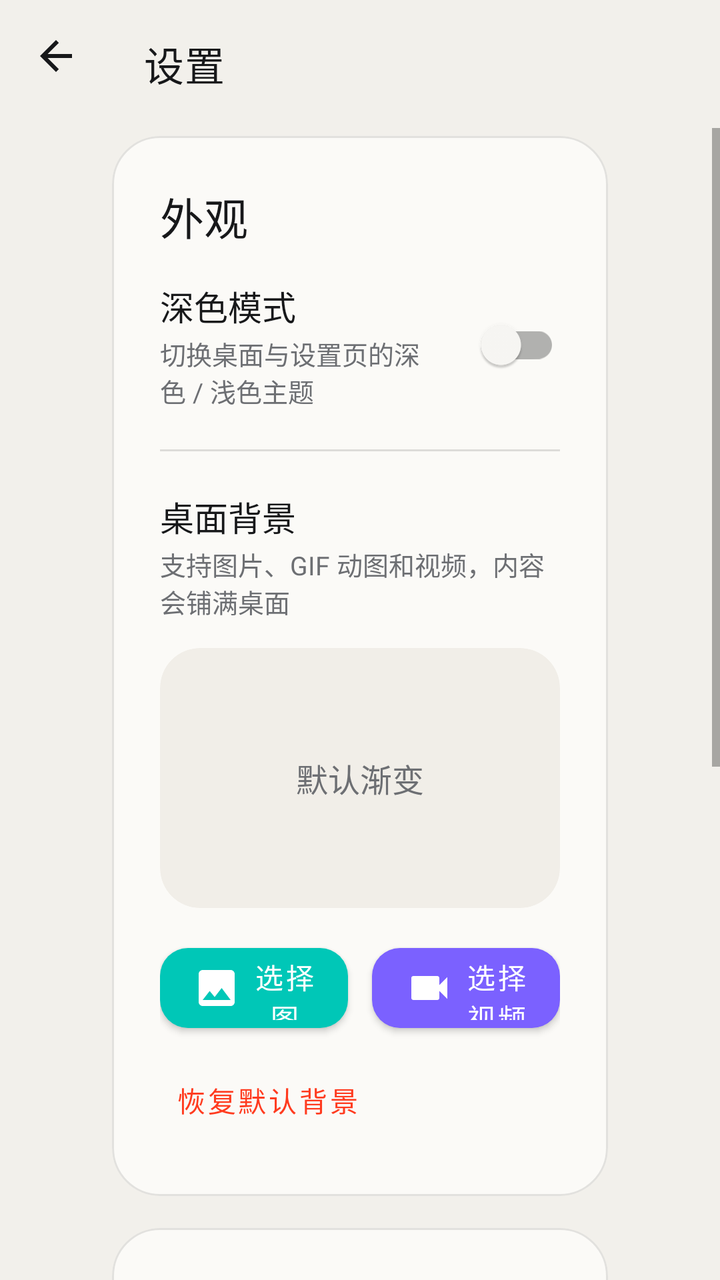
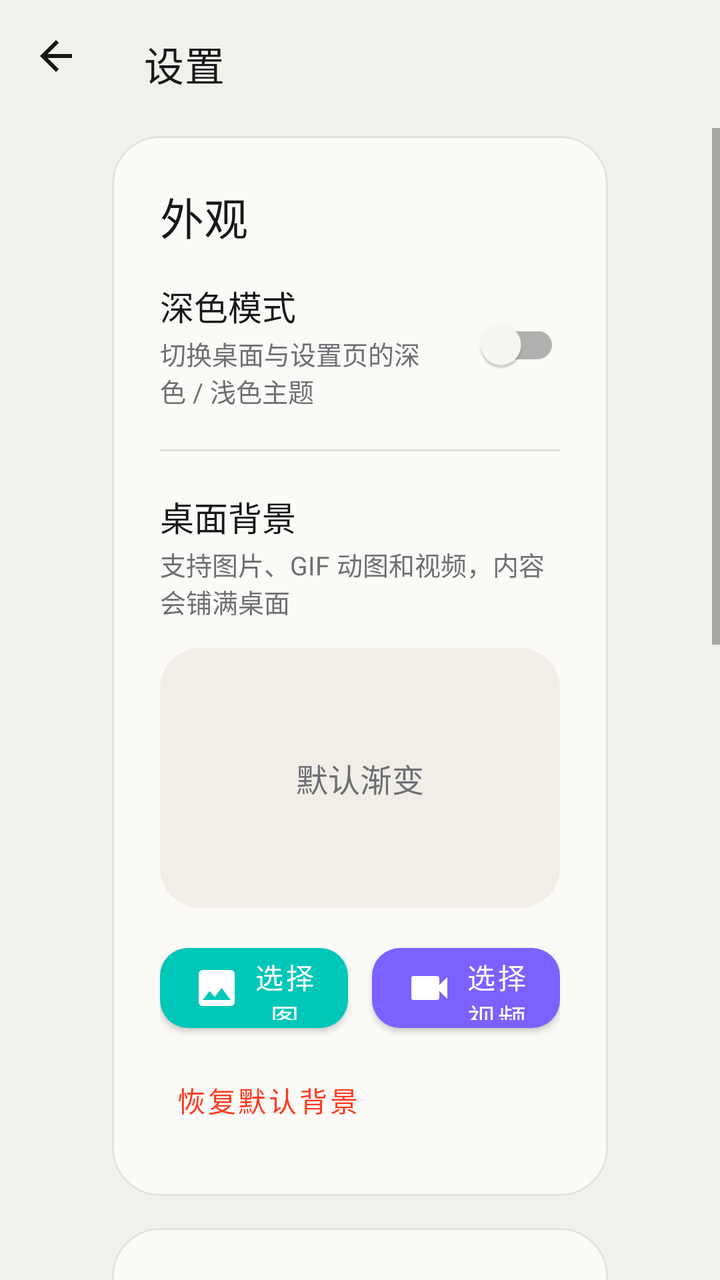

Compare the two renders of this Android layout. The source of the first and the diff that turns it into the second are given below.
<!-- AndroidManifest.xml: application theme Theme.MyCarDesk -->
<!-- res/layout/activity_settings.xml -->
<?xml version="1.0" encoding="utf-8"?>
<LinearLayout xmlns:android="http://schemas.android.com/apk/res/android"
    xmlns:app="http://schemas.android.com/apk/res-auto"
    android:layout_width="match_parent"
    android:layout_height="match_parent"
    android:background="@color/settings_background"
    android:fitsSystemWindows="true"
    android:orientation="vertical">

    <com.google.android.material.appbar.MaterialToolbar
        android:id="@+id/settingsToolbar"
        android:layout_width="match_parent"
        android:layout_height="64dp"
        android:background="@android:color/transparent"
        android:elevation="0dp"
        app:navigationIcon="@drawable/ic_back_primary"
        app:title="@string/settings_title"
        app:titleTextColor="@color/text_primary" />

    <ScrollView
        android:layout_width="match_parent"
        android:layout_height="0dp"
        android:layout_weight="1"
        android:clipToPadding="false"
        android:fillViewport="true"
        android:overScrollMode="never">

        <LinearLayout
            android:layout_width="match_parent"
            android:layout_height="wrap_content"
            android:orientation="vertical"
            android:paddingHorizontal="56dp"
            android:paddingTop="4dp"
            android:paddingBottom="40dp">

            <com.google.android.material.card.MaterialCardView
                android:layout_width="match_parent"
                android:layout_height="wrap_content"
                app:cardBackgroundColor="@color/card_surface"
                app:cardCornerRadius="24dp"
                app:cardElevation="0dp"
                app:strokeColor="@color/card_stroke"
                app:strokeWidth="1dp">

                <LinearLayout
                    android:layout_width="match_parent"
                    android:layout_height="wrap_content"
                    android:orientation="vertical"
                    android:padding="24dp">

                    <TextView
                        android:layout_width="wrap_content"
                        android:layout_height="wrap_content"
                        android:fontFamily="sans-serif-medium"
                        android:text="@string/settings_appearance"
                        android:textColor="@color/text_primary"
                        android:textSize="22sp" />

                    <LinearLayout
                        android:layout_width="match_parent"
                        android:layout_height="wrap_content"
                        android:layout_marginTop="16dp"
                        android:gravity="center_vertical"
                        android:orientation="horizontal">

                        <LinearLayout
                            android:layout_width="0dp"
                            android:layout_height="wrap_content"
                            android:layout_weight="1"
                            android:orientation="vertical">

                            <TextView
                                android:layout_width="wrap_content"
                                android:layout_height="wrap_content"
                                android:text="@string/settings_theme"
                                android:textColor="@color/text_primary"
                                android:textSize="17sp" />

                            <TextView
                                android:layout_width="wrap_content"
                                android:layout_height="wrap_content"
                                android:layout_marginTop="2dp"
                                android:text="@string/settings_theme_summary"
                                android:textColor="@color/text_secondary"
                                android:textSize="13sp" />
                        </LinearLayout>

                        <com.google.android.material.switchmaterial.SwitchMaterial
                            android:id="@+id/themeSwitch"
                            android:layout_width="wrap_content"
                            android:layout_height="wrap_content"
                            android:layout_marginStart="16dp"
                            android:contentDescription="@string/settings_theme" />
                    </LinearLayout>

                    <View
                        android:layout_width="match_parent"
                        android:layout_height="1dp"
                        android:layout_marginVertical="20dp"
                        android:background="@color/divider" />

                    <TextView
                        android:layout_width="wrap_content"
                        android:layout_height="wrap_content"
                        android:text="@string/settings_background"
                        android:textColor="@color/text_primary"
                        android:textSize="17sp" />

                    <TextView
                        android:id="@+id/backgroundSummary"
                        android:layout_width="wrap_content"
                        android:layout_height="wrap_content"
                        android:layout_marginTop="2dp"
                        android:text="@string/settings_background_summary"
                        android:textColor="@color/text_secondary"
                        android:textSize="13sp" />

                    <FrameLayout
                        android:layout_width="match_parent"
                        android:layout_height="130dp"
                        android:layout_marginTop="14dp"
                        android:background="@drawable/bg_preview"
                        android:clipToOutline="true"
                        android:outlineProvider="background">

                        <ImageView
                            android:id="@+id/backgroundPreviewImage"
                            android:layout_width="match_parent"
                            android:layout_height="match_parent"
                            android:contentDescription="@string/settings_preview"
                            android:scaleType="centerCrop"
                            android:visibility="gone" />

                        <TextView
                            android:id="@+id/backgroundPreviewLabel"
                            android:layout_width="wrap_content"
                            android:layout_height="wrap_content"
                            android:layout_gravity="center"
                            android:fontFamily="sans-serif-medium"
                            android:text="@string/settings_background_default"
                            android:textColor="@color/text_secondary"
                            android:textSize="16sp" />
                    </FrameLayout>

                    <LinearLayout
                        android:layout_width="match_parent"
                        android:layout_height="wrap_content"
                        android:layout_marginTop="14dp"
                        android:orientation="horizontal">

                        <com.google.android.material.button.MaterialButton
                            android:id="@+id/pickImageButton"
                            android:layout_width="0dp"
                            android:layout_height="52dp"
                            android:layout_weight="1"
                            android:text="@string/settings_pick_image"
                            android:textAllCaps="false"
                            android:textColor="@color/white"
                            android:textSize="14sp"
                            app:backgroundTint="@color/accent_cyan"
                            app:cornerRadius="14dp"
                            app:icon="@drawable/ic_image"
                            app:iconGravity="textStart"
                            app:iconPadding="6dp"
                            app:iconTint="@color/white" />

                        <com.google.android.material.button.MaterialButton
                            android:id="@+id/pickVideoButton"
                            android:layout_width="0dp"
                            android:layout_height="52dp"
                            android:layout_marginStart="12dp"
                            android:layout_weight="1"
                            android:text="@string/settings_pick_video"
                            android:textAllCaps="false"
                            android:textColor="@color/white"
                            android:textSize="14sp"
                            app:backgroundTint="@color/accent_purple"
                            app:cornerRadius="14dp"
                            app:icon="@drawable/ic_video"
                            app:iconGravity="textStart"
                            app:iconPadding="6dp"
                            app:iconTint="@color/white" />
                    </LinearLayout>

                    <com.google.android.material.button.MaterialButton
                        android:id="@+id/resetBackgroundButton"
                        style="@style/Widget.MaterialComponents.Button.TextButton"
                        android:layout_width="wrap_content"
                        android:layout_height="48dp"
                        android:layout_marginTop="6dp"
                        android:text="@string/settings_reset_background"
                        android:textAllCaps="false"
                        android:textColor="@color/accent_red"
                        android:textSize="14sp" />
                </LinearLayout>
            </com.google.android.material.card.MaterialCardView>

            <com.google.android.material.card.MaterialCardView
                android:layout_width="match_parent"
                android:layout_height="wrap_content"
                android:layout_marginTop="16dp"
                app:cardBackgroundColor="@color/card_surface"
                app:cardCornerRadius="24dp"
                app:cardElevation="0dp"
                app:strokeColor="@color/card_stroke"
                app:strokeWidth="1dp">

                <LinearLayout
                    android:layout_width="match_parent"
                    android:layout_height="wrap_content"
                    android:orientation="vertical"
                    android:padding="24dp">

                    <TextView
                        android:layout_width="wrap_content"
                        android:layout_height="wrap_content"
                        android:fontFamily="sans-serif-medium"
                        android:text="@string/settings_secondary"
                        android:textColor="@color/text_primary"
                        android:textSize="22sp" />

                    <TextView
                        android:id="@+id/secondaryStatusText"
                        android:layout_width="wrap_content"
                        android:layout_height="wrap_content"
                        android:layout_marginTop="8dp"
                        android:textColor="@color/text_secondary"
                        android:textSize="14sp" />

                    <LinearLayout
                        android:layout_width="match_parent"
                        android:layout_height="wrap_content"
                        android:layout_marginTop="18dp"
                        android:gravity="center_vertical"
                        android:orientation="horizontal">

                        <TextView
                            android:layout_width="0dp"
                            android:layout_height="wrap_content"
                            android:layout_weight="1"
                            android:text="@string/settings_secondary_width"
                            android:textColor="@color/text_primary"
                            android:textSize="17sp" />

                        <TextView
                            android:id="@+id/secondaryWidthValue"
                            android:layout_width="wrap_content"
                            android:layout_height="wrap_content"
                            android:fontFamily="sans-serif-medium"
                            android:textColor="@color/accent_red"
                            android:textSize="17sp" />
                    </LinearLayout>

                    <SeekBar
                        android:id="@+id/secondaryWidthSeek"
                        android:layout_width="match_parent"
                        android:layout_height="wrap_content"
                        android:layout_marginTop="4dp"
                        android:max="80"
                        android:progress="33"
                        android:progressBackgroundTint="@color/progress_track"
                        android:progressTint="@color/accent_red"
                        android:splitTrack="false"
                        android:thumbTint="@color/accent_red" />

                    <LinearLayout
                        android:layout_width="match_parent"
                        android:layout_height="wrap_content"
                        android:orientation="horizontal">

                        <TextView
                            android:layout_width="0dp"
                            android:layout_height="wrap_content"
                            android:layout_weight="1"
                            android:text="@string/settings_secondary_narrow"
                            android:textColor="@color/text_tertiary"
                            android:textSize="12sp" />

                        <TextView
                            android:layout_width="wrap_content"
                            android:layout_height="wrap_content"
                            android:text="@string/settings_secondary_wide"
                            android:textColor="@color/text_tertiary"
                            android:textSize="12sp" />
                    </LinearLayout>

                    <TextView
                        android:layout_width="match_parent"
                        android:layout_height="wrap_content"
                        android:layout_marginTop="10dp"
                        android:text="@string/settings_secondary_width_hint"
                        android:textColor="@color/text_secondary"
                        android:textSize="13sp" />
                </LinearLayout>
            </com.google.android.material.card.MaterialCardView>

            <com.google.android.material.card.MaterialCardView
                android:layout_width="match_parent"
                android:layout_height="wrap_content"
                android:layout_marginTop="16dp"
                app:cardBackgroundColor="@color/card_surface"
                app:cardCornerRadius="24dp"
                app:cardElevation="0dp"
                app:strokeColor="@color/card_stroke"
                app:strokeWidth="1dp">

                <LinearLayout
                    android:layout_width="match_parent"
                    android:layout_height="wrap_content"
                    android:orientation="vertical"
                    android:padding="24dp">

                    <TextView
                        android:layout_width="wrap_content"
                        android:layout_height="wrap_content"
                        android:fontFamily="sans-serif-medium"
                        android:text="@string/settings_about"
                        android:textColor="@color/text_primary"
                        android:textSize="22sp" />

                    <TextView
                        android:id="@+id/versionText"
                        android:layout_width="wrap_content"
                        android:layout_height="wrap_content"
                        android:layout_marginTop="10dp"
                        android:textColor="@color/text_secondary"
                        android:textSize="14sp" />

                    <TextView
                        android:id="@+id/packageText"
                        android:layout_width="wrap_content"
                        android:layout_height="wrap_content"
                        android:layout_marginTop="4dp"
                        android:textColor="@color/text_secondary"
                        android:textSize="14sp" />

                    <TextView
                        android:layout_width="wrap_content"
                        android:layout_height="wrap_content"
                        android:layout_marginTop="4dp"
                        android:text="@string/settings_about_summary"
                        android:textColor="@color/text_secondary"
                        android:textSize="14sp" />
                </LinearLayout>
            </com.google.android.material.card.MaterialCardView>
        </LinearLayout>
    </ScrollView>
</LinearLayout>
<!-- resources referenced by this layout -->
<resources>
  <color name="accent_cyan">#00C7B7</color>
  <color name="accent_purple">#7B61FF</color>
  <color name="accent_red">#FF3B1F</color>
  <color name="card_stroke">#1A000000</color>
  <color name="card_surface">#FBFAF7</color>
  <color name="divider">#1F000000</color>
  <color name="progress_track">#33FF3B1F</color>
  <color name="settings_background">#F2F0EB</color>
  <color name="text_primary">#17181A</color>
  <color name="text_secondary">#6D6F73</color>
  <color name="text_tertiary">#A0A1A5</color>
  <color name="white">#FFFFFFFF</color>
  <!-- drawable bg_preview (drawable) -->
  <?xml version="1.0" encoding="utf-8"?>
  <shape xmlns:android="http://schemas.android.com/apk/res/android"
      android:shape="rectangle">
      <solid android:color="@color/card_surface_alt" />
      <corners android:radius="20dp" />
  </shape>
  <!-- drawable ic_back_primary (drawable) -->
  <?xml version="1.0" encoding="utf-8"?>
  <vector xmlns:android="http://schemas.android.com/apk/res/android"
      android:width="24dp"
      android:height="24dp"
      android:viewportWidth="24"
      android:viewportHeight="24">
      <path
          android:fillColor="@color/text_primary"
          android:pathData="M20,11H7.83l5.59,-5.59L12,4l-8,8 8,8 1.41,-1.41L7.83,13H20v-2z" />
  </vector>
  <!-- drawable ic_image (drawable) -->
  <vector xmlns:android="http://schemas.android.com/apk/res/android"
      android:width="24dp"
      android:height="24dp"
      android:viewportWidth="24"
      android:viewportHeight="24">
      <path
          android:fillColor="#FFFFFFFF"
          android:pathData="M21,19V5c0,-1.1 -0.9,-2 -2,-2H5c-1.1,0 -2,0.9 -2,2v14c0,1.1 0.9,2 2,2h14c1.1,0 2,-0.9 2,-2zM8.5,13.5l2.5,3.01L14.5,12l4.5,6H5l3.5,-4.5z" />
  </vector>
  <!-- drawable ic_video (drawable) -->
  <vector xmlns:android="http://schemas.android.com/apk/res/android"
      android:width="24dp"
      android:height="24dp"
      android:viewportWidth="24"
      android:viewportHeight="24">
      <path
          android:fillColor="#FFFFFFFF"
          android:pathData="M17,10.5V7c0,-0.55 -0.45,-1 -1,-1H4c-0.55,0 -1,0.45 -1,1v10c0,0.55 0.45,1 1,1h12c0.55,0 1,-0.45 1,-1v-3.5l4,4v-11l-4,4z" />
  </vector>
  <string name="settings_about">关于</string>
  <string name="settings_about_summary">MyCarDesk 车机桌面 · ViewBinding 实现</string>
  <string name="settings_appearance">外观</string>
  <string name="settings_background">桌面背景</string>
  <string name="settings_background_default">默认渐变</string>
  <string name="settings_background_summary">支持图片、GIF 动图和视频，内容会铺满桌面</string>
  <string name="settings_pick_image">选择图片 / GIF</string>
  <string name="settings_pick_video">选择视频</string>
  <string name="settings_preview">背景预览</string>
  <string name="settings_reset_background">恢复默认背景</string>
  <string name="settings_secondary">副屏窗口</string>
  <string name="settings_secondary_narrow">窄</string>
  <string name="settings_secondary_wide">宽</string>
  <string name="settings_secondary_width">右侧窗口宽度</string>
  <string name="settings_secondary_width_hint">拖动桌面窗口之间的分隔条可调整宽度，窗口内的虚拟副屏会同步缩放。这里的比例对应最右侧窗口。</string>
  <string name="settings_theme">深色模式</string>
  <string name="settings_theme_summary">切换桌面与设置页的深色 / 浅色主题</string>
  <string name="settings_title">设置</string>
  <style name="Theme.MyCarDesk" parent="Theme.MyCarDesk.Base" />
  <color name="card_surface_alt">#F1EEE8</color>
  <color name="accent_orange">#FF6A00</color>
  <color name="black">#FF000000</color>
  <color name="desktop_background">#F2F0EB</color>
  <!-- unchanged entries left out for length: 1 -->
</resources>

<!-- the commit's change to res/layout/activity_settings.xml (unified diff, before → after) -->
@@ -314,6 +314,98 @@
                         android:layout_width="wrap_content"
                         android:layout_height="wrap_content"
                         android:fontFamily="sans-serif-medium"
+                        android:text="@string/settings_bottom_bar"
+                        android:textColor="@color/text_primary"
+                        android:textSize="22sp" />
+
+                    <LinearLayout
+                        android:layout_width="match_parent"
+                        android:layout_height="wrap_content"
+                        android:layout_marginTop="18dp"
+                        android:gravity="center_vertical"
+                        android:orientation="horizontal">
+
+                        <TextView
+                            android:layout_width="0dp"
+                            android:layout_height="wrap_content"
+                            android:layout_weight="1"
+                            android:text="@string/settings_bottom_bar_height"
+                            android:textColor="@color/text_primary"
+                            android:textSize="17sp" />
+
+                        <TextView
+                            android:id="@+id/bottomBarHeightValue"
+                            android:layout_width="wrap_content"
+                            android:layout_height="wrap_content"
+                            android:fontFamily="sans-serif-medium"
+                            android:textColor="@color/accent_cyan"
+                            android:textSize="17sp" />
+                    </LinearLayout>
+
+                    <SeekBar
+                        android:id="@+id/bottomBarHeightSeek"
+                        android:layout_width="match_parent"
+                        android:layout_height="wrap_content"
+                        android:layout_marginTop="4dp"
+                        android:max="160"
+                        android:min="72"
+                        android:progress="104"
+                        android:progressBackgroundTint="@color/progress_track"
+                        android:progressTint="@color/accent_cyan"
+                        android:splitTrack="false"
+                        android:thumbTint="@color/accent_cyan" />
+
+                    <LinearLayout
+                        android:layout_width="match_parent"
+                        android:layout_height="wrap_content"
+                        android:orientation="horizontal">
+
+                        <TextView
+                            android:layout_width="0dp"
+                            android:layout_height="wrap_content"
+                            android:layout_weight="1"
+                            android:text="@string/settings_bottom_bar_narrow"
+                            android:textColor="@color/text_tertiary"
+                            android:textSize="12sp" />
+
+                        <TextView
+                            android:layout_width="wrap_content"
+                            android:layout_height="wrap_content"
+                            android:text="@string/settings_bottom_bar_wide"
+                            android:textColor="@color/text_tertiary"
+                            android:textSize="12sp" />
+                    </LinearLayout>
+
+                    <TextView
+                        android:layout_width="match_parent"
+                        android:layout_height="wrap_content"
+                        android:layout_marginTop="10dp"
+                        android:text="@string/settings_bottom_bar_hint"
+                        android:textColor="@color/text_secondary"
+                        android:textSize="13sp" />
+                </LinearLayout>
+            </com.google.android.material.card.MaterialCardView>
+
+            <com.google.android.material.card.MaterialCardView
+                android:layout_width="match_parent"
+                android:layout_height="wrap_content"
+                android:layout_marginTop="16dp"
+                app:cardBackgroundColor="@color/card_surface"
+                app:cardCornerRadius="24dp"
+                app:cardElevation="0dp"
+                app:strokeColor="@color/card_stroke"
+                app:strokeWidth="1dp">
+
+                <LinearLayout
+                    android:layout_width="match_parent"
+                    android:layout_height="wrap_content"
+                    android:orientation="vertical"
+                    android:padding="24dp">
+
+                    <TextView
+                        android:layout_width="wrap_content"
+                        android:layout_height="wrap_content"
+                        android:fontFamily="sans-serif-medium"
                         android:text="@string/settings_about"
                         android:textColor="@color/text_primary"
                         android:textSize="22sp" />
<!-- resource entries referenced after the edit -->
@@ -56,6 +56,11 @@
   <string name="settings_background">桌面背景</string>
   <string name="settings_background_default">默认渐变</string>
   <string name="settings_background_summary">支持图片、GIF 动图和视频，内容会铺满桌面</string>
+  <string name="settings_bottom_bar">底部操作栏</string>
+  <string name="settings_bottom_bar_height">操作栏高度</string>
+  <string name="settings_bottom_bar_hint">拖动滑块调整底部操作栏高度；点击最左侧总按钮可收起/恢复操作栏。</string>
+  <string name="settings_bottom_bar_narrow">矮</string>
+  <string name="settings_bottom_bar_wide">高</string>
   <string name="settings_pick_image">选择图片 / GIF</string>
   <string name="settings_pick_video">选择视频</string>
   <string name="settings_preview">背景预览</string>
